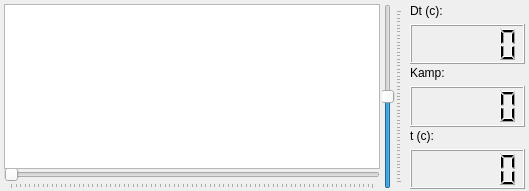
Above: soundGEN/widgets/functiongraphicdrawer.ui from Posedelov-Evgeniy/Sgen before the change. Below: the same form after it.
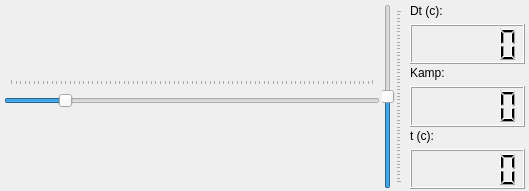
That is the form after the change.

```diff
--- a/soundGEN/widgets/functiongraphicdrawer.ui
+++ b/soundGEN/widgets/functiongraphicdrawer.ui
@@ -34,22 +34,6 @@
      <property name="spacing">
       <number>0</number>
      </property>
-     <item>
-      <widget class="QGraphicsView" name="graphicsView">
-       <property name="sizePolicy">
-        <sizepolicy hsizetype="Expanding" vsizetype="Expanding">
-         <horstretch>0</horstretch>
-         <verstretch>0</verstretch>
-        </sizepolicy>
-       </property>
-       <property name="verticalScrollBarPolicy">
-        <enum>Qt::ScrollBarAlwaysOff</enum>
-       </property>
-       <property name="horizontalScrollBarPolicy">
-        <enum>Qt::ScrollBarAlwaysOff</enum>
-       </property>
-      </widget>
-     </item>
      <item>
       <widget class="QSlider" name="durationSlider">
        <property name="sizePolicy">
@@ -79,6 +63,9 @@
        <property name="pageStep">
         <number>20</number>
        </property>
+       <property name="value">
+        <number>300</number>
+       </property>
        <property name="tracking">
         <bool>false</bool>
        </property>
@@ -92,7 +79,7 @@
         <bool>false</bool>
        </property>
        <property name="tickPosition">
-        <enum>QSlider::TicksBelow</enum>
+        <enum>QSlider::TicksAbove</enum>
        </property>
        <property name="tickInterval">
         <number>25</number>
```
